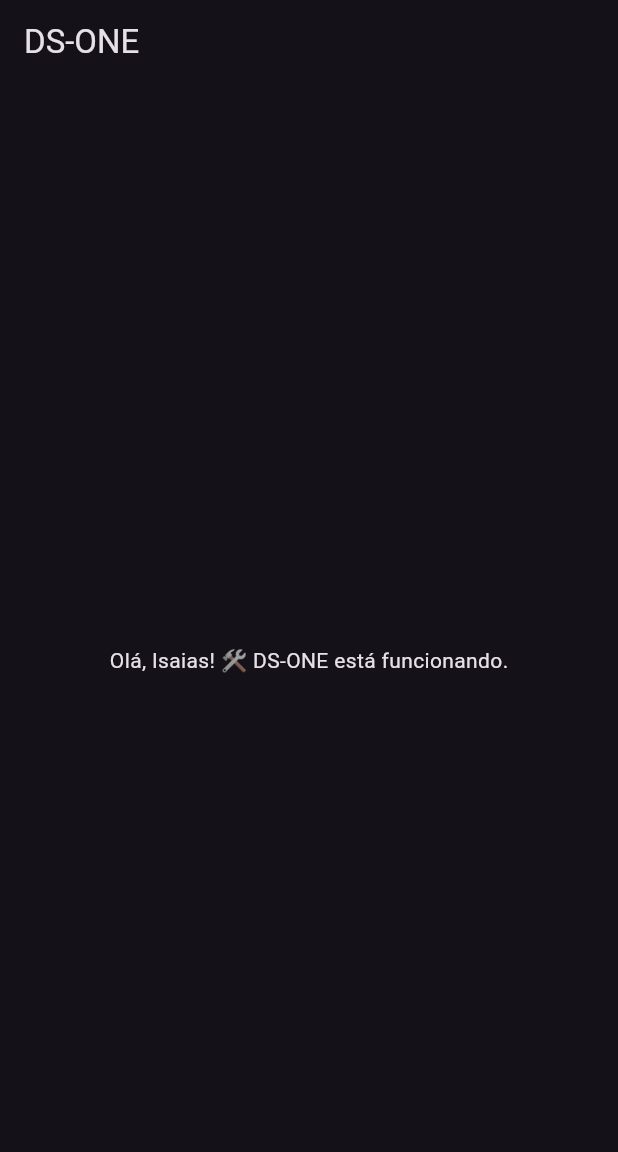
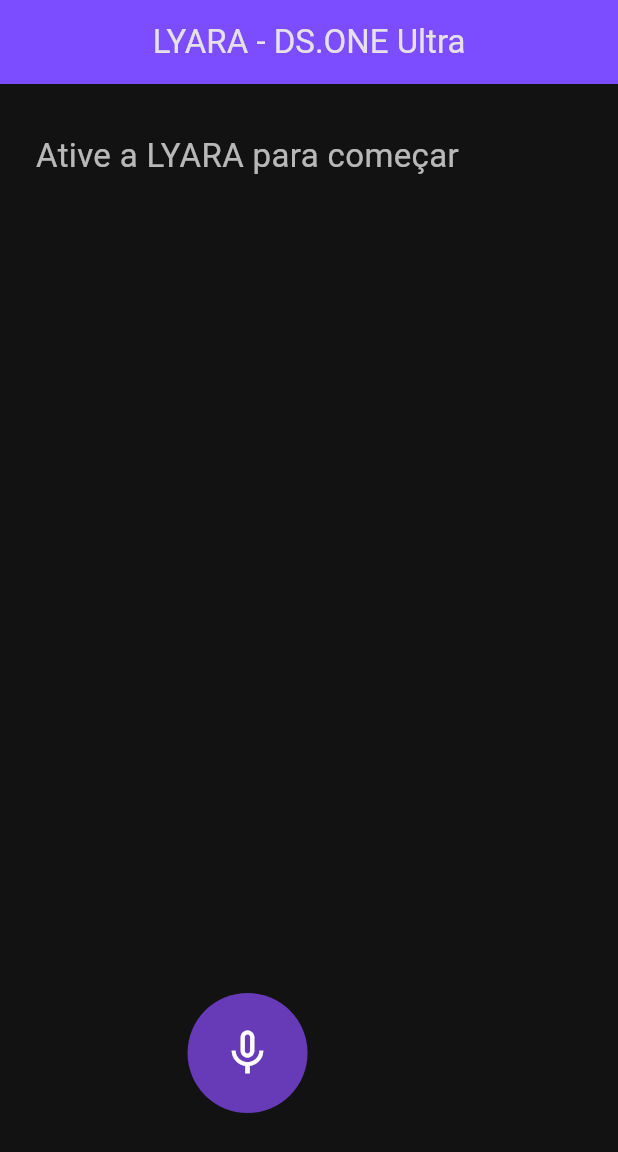
Before and after one commit to Ds-Isaias/ds-one, a Flutter app: the screen it shows after launch, on a phone screen of 412 x 824 dp. Shown: the top 1152 px of the screen. Run offline on Flutter 3.47's test engine with Material 3 defaults, Android fonts, the phone set to English and light mode, and no system bars; drawn by our look-alikes of avatar_glow, flutter_animate; our stand-ins replace speech_to_text.

Commit message:
Update main.dart

```diff
--- a/ds_one_app/lib/main.dart
+++ b/ds_one_app/lib/main.dart
@@ -1,30 +1,118 @@
 import 'package:flutter/material.dart';
+import 'package:speech_to_text/speech_to_text.dart' as stt;
+import 'package:flutter_animate/flutter_animate.dart';
+import 'package:avatar_glow/avatar_glow.dart';
 
 void main() {
-  runApp(const MyApp());
+  runApp(const DSOneApp());
 }
 
-class MyApp extends StatelessWidget {
-  const MyApp({super.key});
+class DSOneApp extends StatelessWidget {
+  const DSOneApp({super.key});
 
   @override
   Widget build(BuildContext context) {
     return MaterialApp(
-      title: 'DS-ONE',
-      theme: ThemeData.dark(useMaterial3: true),
-      home: const HomePage(),
+      title: 'LYARA - DS.ONE',
+      debugShowCheckedModeBanner: false,
+      theme: ThemeData.dark().copyWith(
+        scaffoldBackgroundColor: const Color(0xFF121212),
+        primaryColor: Colors.deepPurpleAccent,
+      ),
+      home: const LyaraHomePage(),
     );
   }
 }
 
-class HomePage extends StatelessWidget {
-  const HomePage({super.key});
+class LyaraHomePage extends StatefulWidget {
+  const LyaraHomePage({super.key});
+
+  @override
+  State<LyaraHomePage> createState() => _LyaraHomePageState();
+}
+
+class _LyaraHomePageState extends State<LyaraHomePage> {
+  late stt.SpeechToText _speech;
+  bool _isListening = false;
+  String _text = 'Ative a LYARA para começar';
+
+  @override
+  void initState() {
+    super.initState();
+    _speech = stt.SpeechToText();
+  }
+
+  void _listen() async {
+    if (!_isListening) {
+      bool available = await _speech.initialize(
+        onStatus: (val) => debugPrint('STATUS: $val'),
+        onError: (val) => debugPrint('ERRO: $val'),
+      );
+      if (available) {
+        setState(() => _isListening = true);
+        _speech.listen(
+          onResult: (val) {
+            setState(() {
+              _text = val.recognizedWords;
+            });
+            // Aqui futuramente você pode integrar comandos de voz → GPT/Gemini
+          },
+        );
+      }
+    } else {
+      setState(() => _isListening = false);
+      _speech.stop();
+    }
+  }
 
   @override
   Widget build(BuildContext context) {
     return Scaffold(
-      appBar: AppBar(title: const Text('DS-ONE')),
-      body: const Center(child: Text('Olá, Isaias! 🛠️ DS-ONE está funcionando.')),
+      appBar: AppBar(
+        title: const Text('LYARA - DS.ONE Ultra'),
+        centerTitle: true,
+        backgroundColor: Colors.deepPurpleAccent,
+      ),
+      body: Padding(
+        padding: const EdgeInsets.symmetric(horizontal: 24, vertical: 32),
+        child: Column(
+          mainAxisAlignment: MainAxisAlignment.spaceBetween,
+          children: [
+            Animate(
+              effects: const [FadeEffect(), SlideEffect()],
+              child: Text(
+                _text,
+                style: const TextStyle(
+                  fontSize: 22,
+                  fontWeight: FontWeight.w400,
+                  color: Colors.white70,
+                ),
+                textAlign: TextAlign.center,
+              ),
+            ),
+            AvatarGlow(
+              glowColor: Colors.deepPurpleAccent,
+              animate: _isListening,
+              endRadius: 90.0,
+              duration: const Duration(milliseconds: 2000),
+              repeat: true,
+              showTwoGlows: true,
+              child: GestureDetector(
+                onTap: _listen,
+                child: CircleAvatar(
+                  backgroundColor: Colors.deepPurple,
+                  radius: 40,
+                  child: Icon(
+                    _isListening ? Icons.mic : Icons.mic_none,
+                    size: 36,
+                    color: Colors.white,
+                  ),
+                ),
+              ),
+            ),
+          ],
+        ),
+      ),
     );
   }
 }
```
